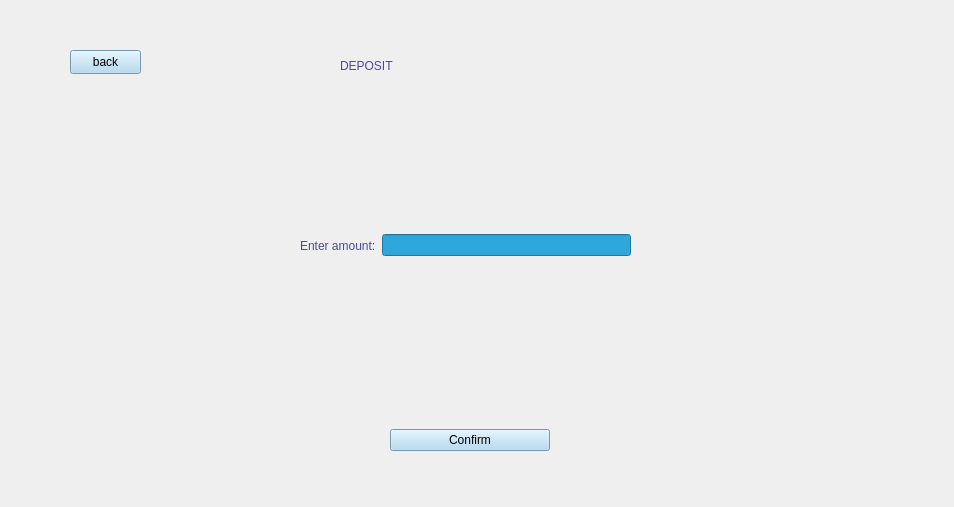
Old version of the form view/deposit.ui in the repository rawsashimi1604/1009_BankingSystem.
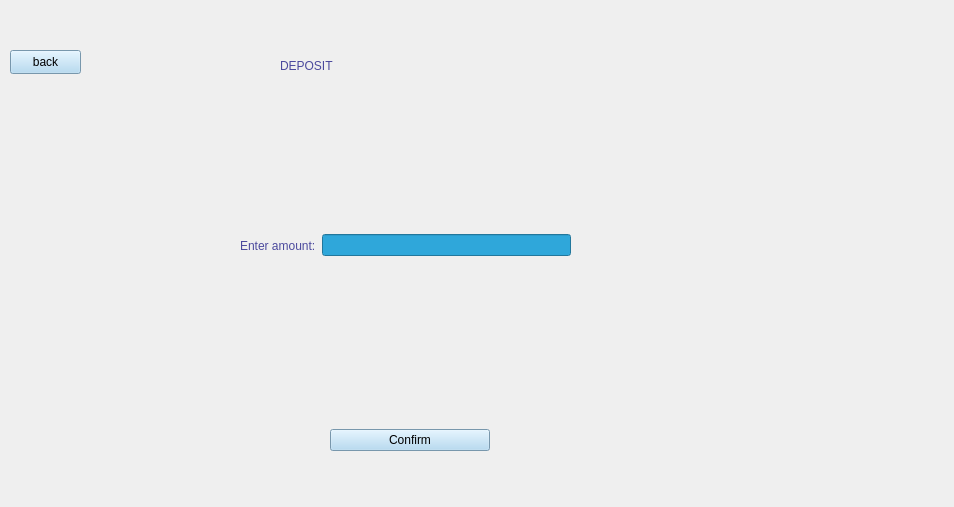
New version of the form.

Commit message: included all the back button functionality for all ui

Diff of the .ui file:
```diff
--- a/view/deposit.ui
+++ b/view/deposit.ui
@@ -16,11 +16,21 @@
   <property name="styleSheet">
    <string notr="true"/>
   </property>
-  <widget class="QLabel" name="label">
+  <widget class="QStackedWidget" name="stackedWidget">
    <property name="geometry">
     <rect>
-     <x>340</x>
+     <x>10</x>
      <y>10</y>
+     <width>941</width>
+     <height>491</height>
+    </rect>
+   </property>
+   <widget class="QWidget" name="page">
+    <widget class="QLabel" name="label">
+     <property name="geometry">
+      <rect>
+       <x>270</x>
+       <y>0</y>
      <width>461</width>
      <height>111</height>
     </rect>
@@ -36,8 +46,8 @@
   <widget class="QWidget" name="horizontalLayoutWidget">
    <property name="geometry">
     <rect>
-     <x>300</x>
-     <y>160</y>
+       <x>230</x>
+       <y>150</y>
      <width>331</width>
      <height>171</height>
     </rect>
@@ -63,11 +73,28 @@
     </item>
    </layout>
   </widget>
+    <widget class="QPushButton" name="back">
+     <property name="geometry">
+      <rect>
+       <x>0</x>
+       <y>40</y>
+       <width>71</width>
+       <height>24</height>
+      </rect>
+     </property>
+     <property name="styleSheet">
+      <string notr="true">background-color: rgb(168, 212, 241);
+font: 700 9pt &quot;Segoe UI&quot;;</string>
+     </property>
+     <property name="text">
+      <string>back</string>
+     </property>
+    </widget>
   <widget class="QWidget" name="verticalLayoutWidget">
    <property name="geometry">
     <rect>
-     <x>390</x>
-     <y>400</y>
+       <x>320</x>
+       <y>390</y>
      <width>160</width>
      <height>80</height>
     </rect>
@@ -86,22 +113,7 @@
     </item>
    </layout>
   </widget>
-  <widget class="QPushButton" name="pushButton_2">
-   <property name="geometry">
-    <rect>
-     <x>70</x>
-     <y>50</y>
-     <width>71</width>
-     <height>24</height>
-    </rect>
-   </property>
-   <property name="styleSheet">
-    <string notr="true">background-color: rgb(168, 212, 241);
-font: 700 9pt &quot;Segoe UI&quot;;</string>
-   </property>
-   <property name="text">
-    <string>back</string>
-   </property>
+   </widget>
   </widget>
  </widget>
  <resources/>
```
Left out of the diff: 10 changed lines with no effect on the pictures. Lines whose indentation alone changed are shown as unchanged. The commit also changes 14 other files.
